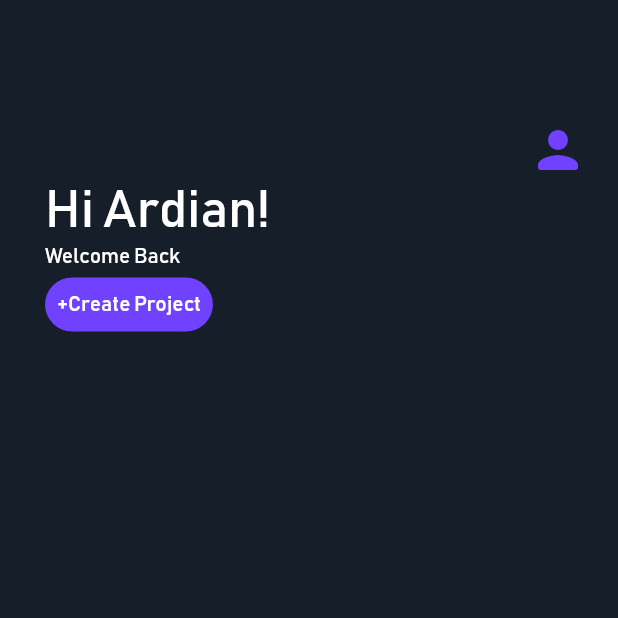
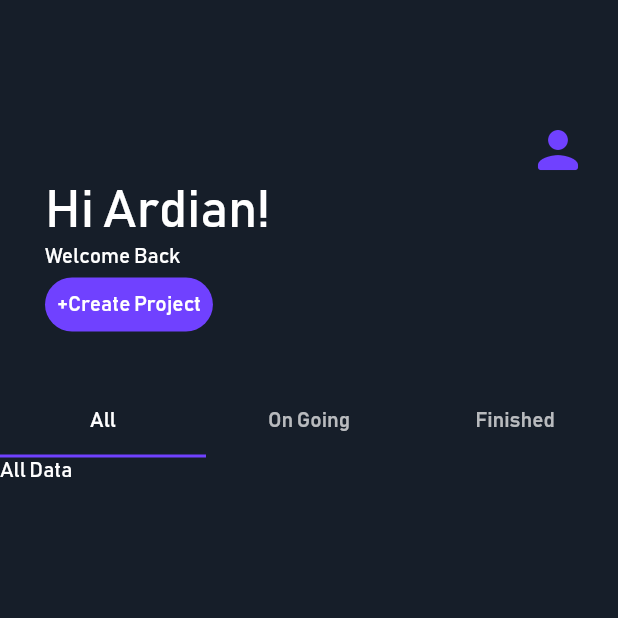
Before and after one commit to Ardiankls/pdm_app, a Flutter app: the Home screen opened by its route, on a phone screen of 412 x 824 dp, the top half of it. Run offline on Flutter 3.47's test engine with Material 2 defaults, Android fonts, the light colour scheme and no system bars; our stand-ins replace cloud_firestore, email_validator, equatable, firebase_auth, firebase_core, flutter_spinkit and 1 more; accounts and stored records are empty.

Commit message:
create tab view on home

```diff
--- a/lib/main.dart
+++ b/lib/main.dart
@@ -15,7 +15,7 @@ class MyApp extends StatelessWidget {
       theme: MyTheme.mainTheme(),
       initialRoute: '/',
       routes: {
-        '/': (context) => Create(),
+        '/': (context) => Home(),
         Login.routeName: (context) => Login(),
         Signup.routeName: (context) => Signup(),
         Home.routeName: (context) => Home(),
--- a/lib/models/models.dart
+++ b/lib/models/models.dart
@@ -1,3 +1,4 @@
 import 'package:equatable/equatable.dart';
 
 part 'users.dart';
+part 'projects.dart';
--- a/lib/ui/pages/home.dart
+++ b/lib/ui/pages/home.dart
@@ -9,7 +9,9 @@ class Home extends StatefulWidget {
 class _HomeState extends State<Home> {
   @override
   Widget build(BuildContext context) {
-    return Scaffold(
+    return DefaultTabController(
+      length: 3,
+      child: Scaffold(
         resizeToAvoidBottomInset: false,
         backgroundColor: Color(0xFF161E29),
         body: Container(
@@ -74,10 +76,56 @@ class _HomeState extends State<Home> {
                       ),
                     ),
                   ),
+                  Padding(
+                    padding: const EdgeInsets.fromLTRB(0, 30, 0, 0),
+                    child: TabBar(
+                      indicatorColor: Color(0xFF7041FF),
+                      tabs: [
+                        Tab(
+                          text: "All",
+                        ),
+                        Tab(
+                          text: "On Going",
+                        ),
+                        Tab(
+                          text: "Finished",
+                        ),
+                      ],
+                    ),
+                  ),
+                  Expanded(
+                    child: TabBarView(
+                      children: [
+                        ListView(
+                          children: [
+                            Container(
+                              child: Text("All Data"),
+                            )
+                          ],
+                        ),
+                        ListView(
+                          children: [
+                            Container(
+                              child: Text("On Going Data"),
+                            )
+                          ],
+                        ),
+                        ListView(
+                          children: [
+                            Container(
+                              child: Text("Finished Data"),
+                            )
+                          ],
+                        )
+                      ],
+                    ),
+                  )
                 ],
               ),
             ),
           ),
-        ));
+        ),
+      ),
+    );
   }
 }
```
Also changed, not shown: lib/models/projects.dart (added, +32 -0 lines).
